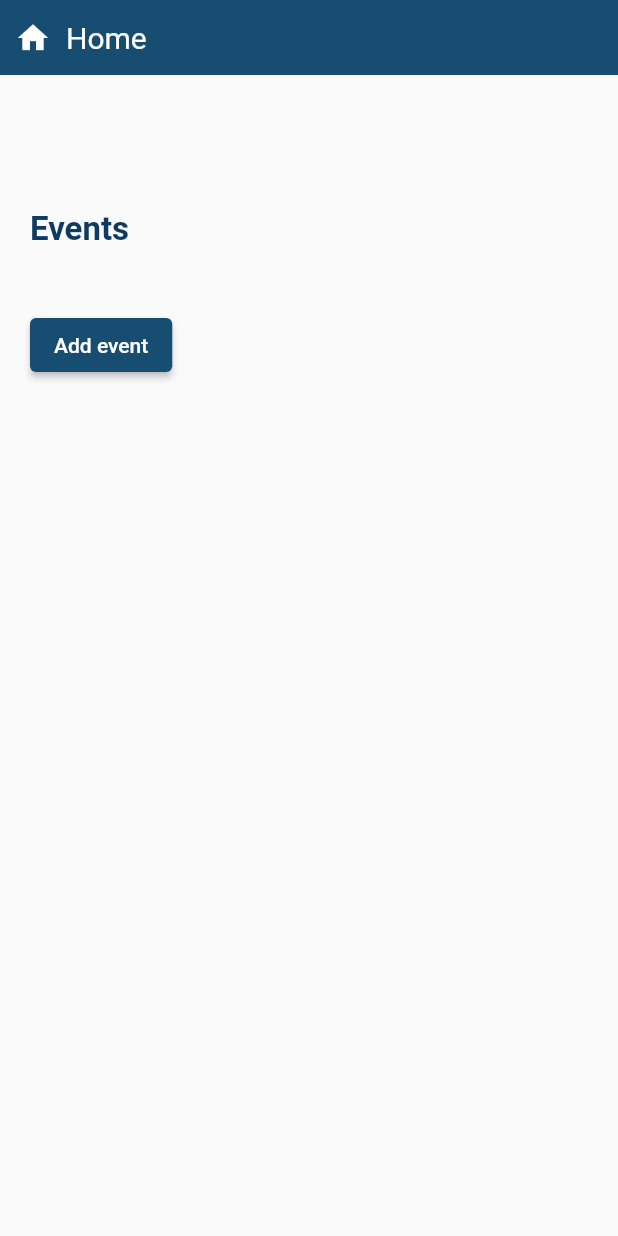
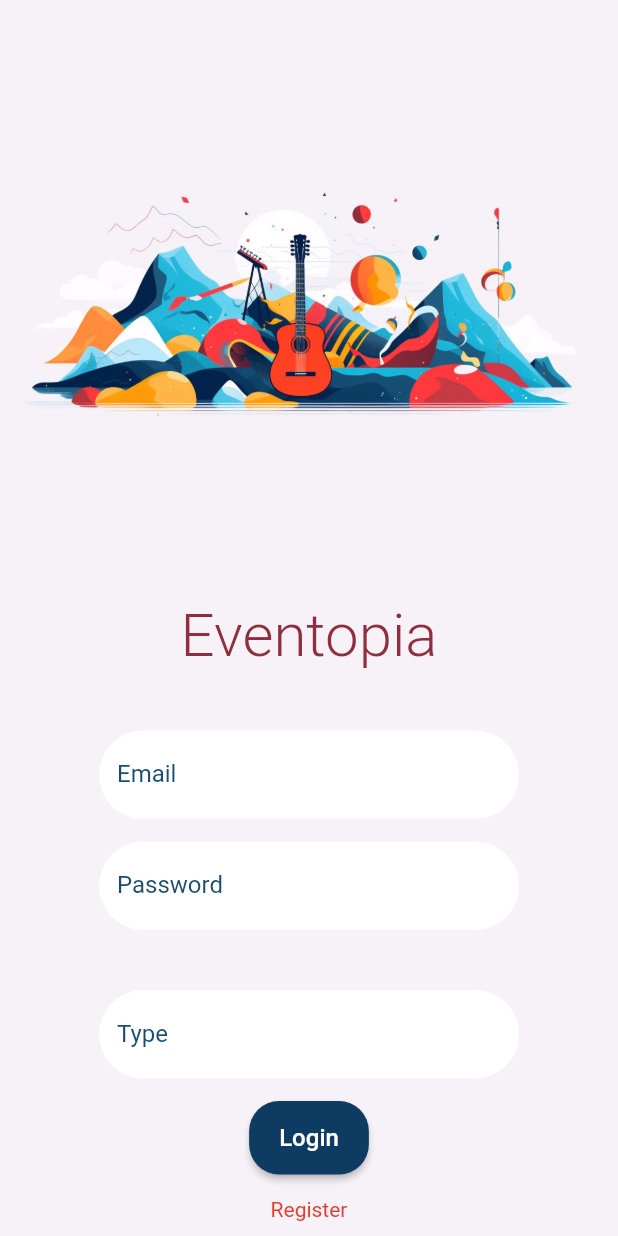
Before and after one commit to DenisaGal/Eventopia, a Flutter app: the screen it shows after launch, on a phone screen of 412 x 824 dp. Run offline on Flutter 3.47's test engine with Material 2 defaults, Android fonts, the phone set to English and light mode, and no system bars; our stand-ins replace dio, email_validator, get; statements that could not run were skipped.

Commit message:
Register  attempt

```diff
--- /dev/null
+++ b/EventopiaFrontend/lib/features/register/register_controller.dart
@@ -0,0 +1,28 @@
+import 'package:awp/features/home/home_page.dart';
+import 'package:flutter/material.dart';
+import 'package:get/get.dart';
+
+class RegisterController extends GetxController {
+  late final GlobalKey<FormState> formKey;
+  late final GlobalKey<FormFieldState> emailKey;
+  late final GlobalKey<FormFieldState> passwordKey;
+  late final TextEditingController emailController;
+  late final TextEditingController passwordController;
+  late final TextEditingController typeController;
+
+  @override
+  void onInit() {
+    formKey = GlobalKey<FormState>();
+    emailKey = GlobalKey<FormFieldState>();
+    passwordKey = GlobalKey<FormFieldState>();
+    emailController = TextEditingController();
+    passwordController = TextEditingController();
+    typeController = TextEditingController();
+
+    super.onInit();
+  }
+
+  Future register() async {
+    Get.offAll(HomePage());
+  }
+}
--- /dev/null
+++ b/EventopiaFrontend/lib/features/register/register_page.dart
@@ -0,0 +1,218 @@
+import 'package:awp/core/constants/paths.dart';
+import 'package:awp/core/theme/colors.dart';
+import 'package:awp/core/validators/input_validator.dart';
+import 'package:awp/features/register/register_controller.dart';
+import 'package:flutter/gestures.dart';
+import 'package:flutter/material.dart';
+import 'package:flutter/services.dart';
+import 'package:get/get.dart';
+
+class RegisterPage extends StatelessWidget {
+  RegisterPage({super.key});
+
+  final controller = Get.put(RegisterController());
+
+  @override
+  Widget build(BuildContext context) {
+    return Scaffold(
+      body: Stack(
+        children: [
+          Container(
+            color: AppColorScheme.background,
+          ),
+          Center(
+            child: Column(
+              children: [
+                Flexible(
+                  child: Image.asset(
+                    Paths.logo,
+                    height: 500,
+                  ),
+                ),
+                const Text(
+                  "Eventopia",
+                  style: TextStyle(
+                    fontSize: 40,
+                    color: AppColorScheme.darkRed,
+                    fontWeight: FontWeight.w300,
+                  ),
+                ),
+                const SizedBox(height: 30),
+                Form(
+                  key: controller.formKey,
+                  child: Container(
+                    padding: const EdgeInsets.all(10),
+                    constraints: const BoxConstraints(
+                      maxWidth: 300,
+                    ),
+                    child: Column(
+                      mainAxisAlignment: MainAxisAlignment.center,
+                      children: [
+                        TextFormField(
+                          decoration: InputDecoration(
+                            labelText: 'Email',
+                            labelStyle:
+                                const TextStyle(color: AppColorScheme.blue),
+                            border: OutlineInputBorder(
+                              borderRadius: BorderRadius.circular(50.0),
+                              borderSide: const BorderSide(
+                                width: 0,
+                                style: BorderStyle.none,
+                              ),
+                            ),
+                            filled: true,
+                            fillColor: AppColorScheme.white,
+                            hoverColor: AppColorScheme.white,
+                          ),
+                          controller: controller.emailController,
+                          key: controller.emailKey,
+                          onChanged: (value) {
+                            if (controller.emailKey.currentState!.hasError) {
+                              controller.emailKey.currentState!.validate();
+                            }
+                          },
+                          validator: (value) {
+                            var mandatoryInputValidation =
+                                InputValidator.validate(
+                                    value, 'Mandatory field');
+                            if (mandatoryInputValidation != null &&
+                                mandatoryInputValidation.isNotEmpty) {
+                              return mandatoryInputValidation;
+                            }
+                            var emailValidator = InputValidator.validateEmail(
+                                value, 'Invalid email');
+                            if (emailValidator != null &&
+                                emailValidator.isNotEmpty) {
+                              return emailValidator;
+                            }
+                            return null;
+                          },
+                          inputFormatters: [
+                            LengthLimitingTextInputFormatter(255),
+                          ],
+                        ),
+                        const SizedBox(height: 15),
+                        TextFormField(
+                          obscureText: true,
+                          enableSuggestions: false,
+                          autocorrect: false,
+                          controller: controller.passwordController,
+                          decoration: InputDecoration(
+                            labelText: 'Password',
+                            labelStyle:
+                                const TextStyle(color: AppColorScheme.blue),
+                            border: OutlineInputBorder(
+                              borderRadius: BorderRadius.circular(50.0),
+                              borderSide: const BorderSide(
+                                width: 0,
+                                style: BorderStyle.none,
+                              ),
+                            ),
+                            filled: true,
+                            fillColor: AppColorScheme.white,
+                            hoverColor: AppColorScheme.white,
+                          ),
+                          key: controller.passwordKey,
+                          onChanged: (value) {
+                            if (controller.passwordKey.currentState!.hasError) {
+                              controller.passwordKey.currentState!.validate();
+                            }
+                          },
+                          validator: (value) => InputValidator.validate(
+                            value,
+                            'Mandatory field',
+                          ),
+                          inputFormatters: [
+                            LengthLimitingTextInputFormatter(255),
+                          ],
+                        ),
+                        const SizedBox(height: 40),
+                        TextFormField(
+                          decoration: InputDecoration(
+                            labelText: 'Type',
+                            labelStyle:
+                            const TextStyle(color: AppColorScheme.blue),
+                            border: OutlineInputBorder(
+                              borderRadius: BorderRadius.circular(50.0),
+                              borderSide: const BorderSide(
+                                width: 0,
+                                style: BorderStyle.none,
+                              ),
+                            ),
+                            filled: true,
+                            fillColor: AppColorScheme.white,
+                            hoverColor: AppColorScheme.white,
+                          ),
+                          controller: controller.typeController,
+                          key: controller.typeKey,
+                          onChanged: (value) {
+                            if (controller.typeKey.currentState!.hasError) {
+                              controller.typeKey.currentState!.validate();
+                            }
+                          },
+                          validator: (value) {
+                            var mandatoryInputValidation =
+                            InputValidator.validate(
+                                value, 'Mandatory field');
+                            if (mandatoryInputValidation != null &&
+                                mandatoryInputValidation.isNotEmpty) {
+                              return mandatoryInputValidation;
+                            }
+                            var emailValidator = InputValidator.validateType(
+                                value, 'Invalid type');
+                            if (emailValidator != null &&
+                                emailValidator.isNotEmpty) {
+                              return emailValidator;
+                            }
+                            return null;
+                          },
+                          inputFormatters: [
+                            LengthLimitingTextInputFormatter(255),
+                          ],
+                        ),
+                        const SizedBox(height: 15),
+                        ElevatedButton(
+                          onPressed: () {
+                            if (controller.formKey.currentState!.validate()) {
+                              controller.register();
+                            }
+                          },
+                          style: ElevatedButton.styleFrom(
+                              shape: RoundedRectangleBorder(
+                                borderRadius: BorderRadius.circular(20),
+                              ),
+                              padding: const EdgeInsets.symmetric(
+                                horizontal: 20,
+                                vertical: 15,
+                              ),
+                              backgroundColor: AppColorScheme.darkBlue),
+                          child: const Text(
+                            'Login',
+                            style: TextStyle(fontSize: 16),
+                          ),
+                        ),
+                        const SizedBox(height: 15),
+                        RichText(
+                          text: TextSpan(
+                            text: 'Register',
+                            style: const TextStyle(color: AppColorScheme.red),
+                            recognizer: TapGestureRecognizer()
+                              ..onTap = () {
+                                controller.emailController.clear();
+                                controller.passwordController.clear();
+                                //Get.offAll(RegisterPage());
+                              },
+                          ),
+                        ),
+                      ],
+                    ),
+                  ),
+                ),
+              ],
+            ),
+          ),
+        ],
+      ),
+    );
+  }
+}
--- a/EventopiaFrontend/lib/main.dart
+++ b/EventopiaFrontend/lib/main.dart
@@ -1,5 +1,6 @@
 import 'package:awp/core/theme/colors.dart';
 import 'package:awp/features/home/home_page.dart';
+import 'package:awp/features/register/register_page.dart';
 import 'package:flutter/material.dart';
 import 'package:get/get.dart';
 
@@ -39,7 +40,7 @@ class MyApp extends StatelessWidget {
               fontWeight: FontWeight.w300,
             ),
           )),
-      home: HomePage(),
+      home: RegisterPage(),
     );
   }
 }
```
